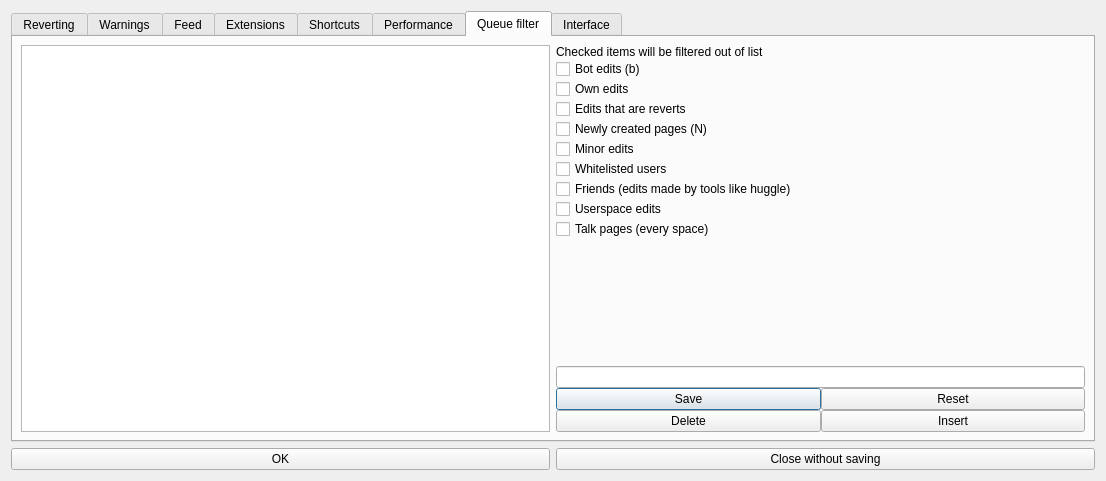
Above: huggle/preferences.ui from huggle/huggle3-qt-lx before the change. Below: the same form after it.
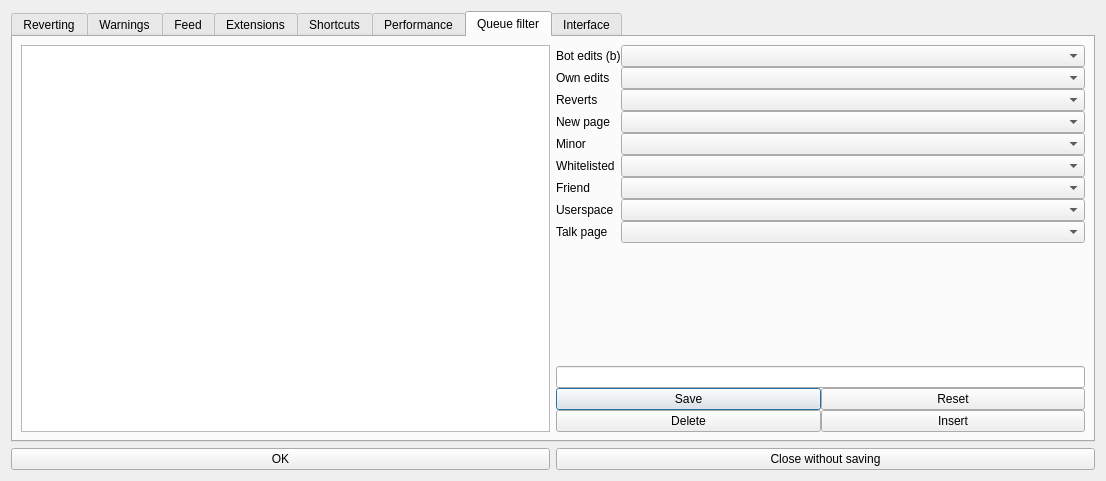
That is the form after the change. The open tabs and pages were chosen to show the change. Icons and pictures are not drawn.

The edit to the form file:
```diff
--- a/huggle/preferences.ui
+++ b/huggle/preferences.ui
@@ -497,86 +497,98 @@
           <number>0</number>
          </property>
          <item>
-          <widget class="QLabel" name="label">
+          <layout class="QFormLayout" name="formLayout">
+           <item row="1" column="0">
+            <widget class="QLabel" name="label_4">
            <property name="text">
-            <string>Checked items will be filtered out of list</string>
+              <string>Bot edits (b)</string>
            </property>
           </widget>
          </item>
-         <item>
-          <widget class="QCheckBox" name="checkBox_7">
-           <property name="minimumSize">
-            <size>
-             <width>200</width>
-             <height>0</height>
-            </size>
-           </property>
+           <item row="1" column="1">
+            <widget class="QComboBox" name="cbqBots"/>
+           </item>
+           <item row="3" column="0">
+            <widget class="QLabel" name="label_5">
            <property name="text">
-            <string notr="true">Bot edits (b)</string>
+              <string>Reverts</string>
            </property>
           </widget>
          </item>
-         <item>
-          <widget class="QCheckBox" name="checkBox_6">
-           <property name="sizePolicy">
-            <sizepolicy hsizetype="Minimum" vsizetype="Fixed">
-             <horstretch>0</horstretch>
-             <verstretch>0</verstretch>
-            </sizepolicy>
-           </property>
+           <item row="2" column="0">
+            <widget class="QLabel" name="label_6">
            <property name="text">
             <string>Own edits</string>
            </property>
           </widget>
          </item>
-         <item>
-          <widget class="QCheckBox" name="checkBox_18">
+           <item row="5" column="0">
+            <widget class="QLabel" name="label_7">
            <property name="text">
-            <string>Edits that are reverts</string>
+              <string>Minor</string>
            </property>
           </widget>
          </item>
-         <item>
-          <widget class="QCheckBox" name="checkBox_8">
+           <item row="4" column="0">
+            <widget class="QLabel" name="label_8">
            <property name="text">
-            <string>Newly created pages (N)</string>
+              <string>New page</string>
            </property>
           </widget>
          </item>
-         <item>
-          <widget class="QCheckBox" name="checkBox_13">
+           <item row="6" column="0">
+            <widget class="QLabel" name="label_9">
            <property name="text">
-            <string>Minor edits</string>
+              <string>Whitelisted</string>
            </property>
           </widget>
          </item>
-         <item>
-          <widget class="QCheckBox" name="checkBox_9">
+           <item row="7" column="0">
+            <widget class="QLabel" name="label_10">
            <property name="text">
-            <string>Whitelisted users</string>
+              <string>Friend</string>
            </property>
           </widget>
          </item>
-         <item>
-          <widget class="QCheckBox" name="checkBox_10">
+           <item row="8" column="0">
+            <widget class="QLabel" name="label_11">
            <property name="text">
-            <string>Friends (edits made by tools like huggle)</string>
+              <string>Userspace</string>
            </property>
           </widget>
          </item>
-         <item>
-          <widget class="QCheckBox" name="checkBox_28">
-           <property name="text">
-            <string>Userspace edits</string>
-           </property>
-          </widget>
-         </item>
-         <item>
-          <widget class="QCheckBox" name="checkBox_29">
+           <item row="2" column="1">
+            <widget class="QComboBox" name="cbqOwn"/>
+           </item>
+           <item row="3" column="1">
+            <widget class="QComboBox" name="cbqRevert"/>
+           </item>
+           <item row="4" column="1">
+            <widget class="QComboBox" name="cbqNew"/>
+           </item>
+           <item row="5" column="1">
+            <widget class="QComboBox" name="cbqMinor"/>
+           </item>
+           <item row="9" column="0">
+            <widget class="QLabel" name="label_12">
            <property name="text">
-            <string>Talk pages (every space)</string>
-           </property>
-          </widget>
+              <string>Talk page</string>
+             </property>
+            </widget>
+           </item>
+           <item row="6" column="1">
+            <widget class="QComboBox" name="cbqWl"/>
+           </item>
+           <item row="7" column="1">
+            <widget class="QComboBox" name="cbqFrd"/>
+           </item>
+           <item row="8" column="1">
+            <widget class="QComboBox" name="cbqUserspace"/>
+           </item>
+           <item row="9" column="1">
+            <widget class="QComboBox" name="cbqTp"/>
+           </item>
+          </layout>
          </item>
          <item>
           <spacer name="verticalSpacer_6">
```
Lines whose indentation alone changed are shown as unchanged.
